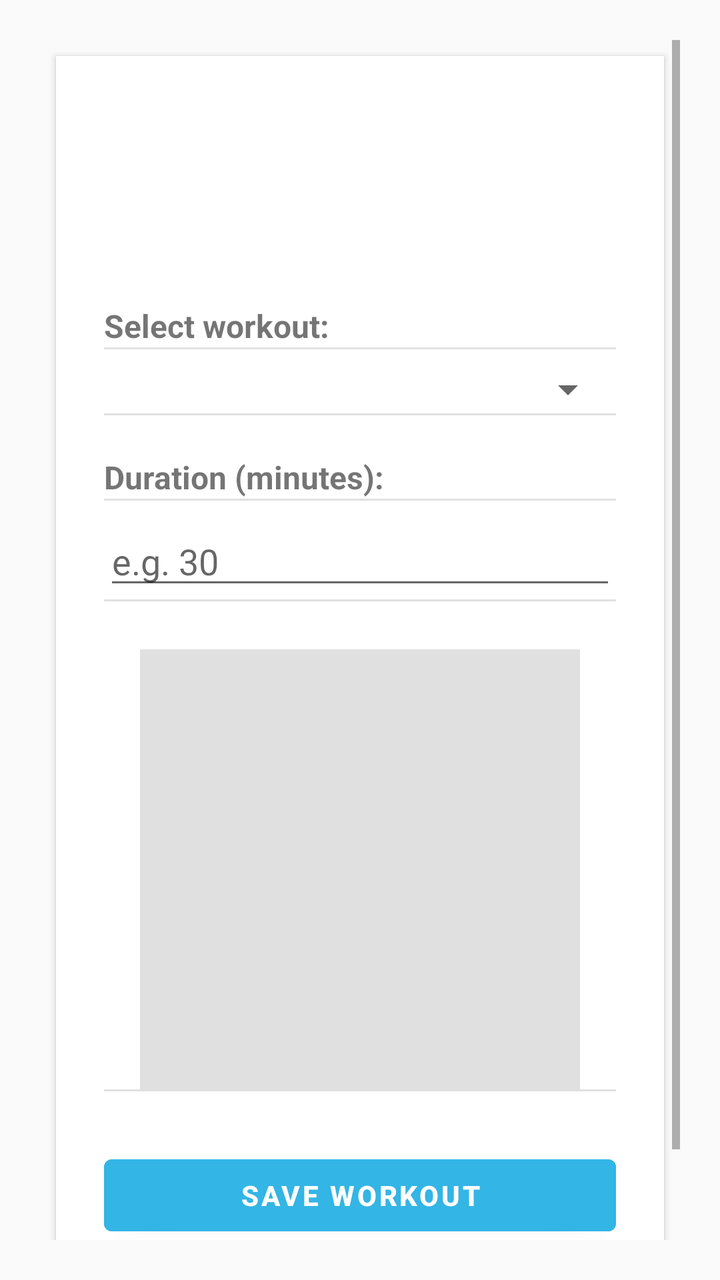
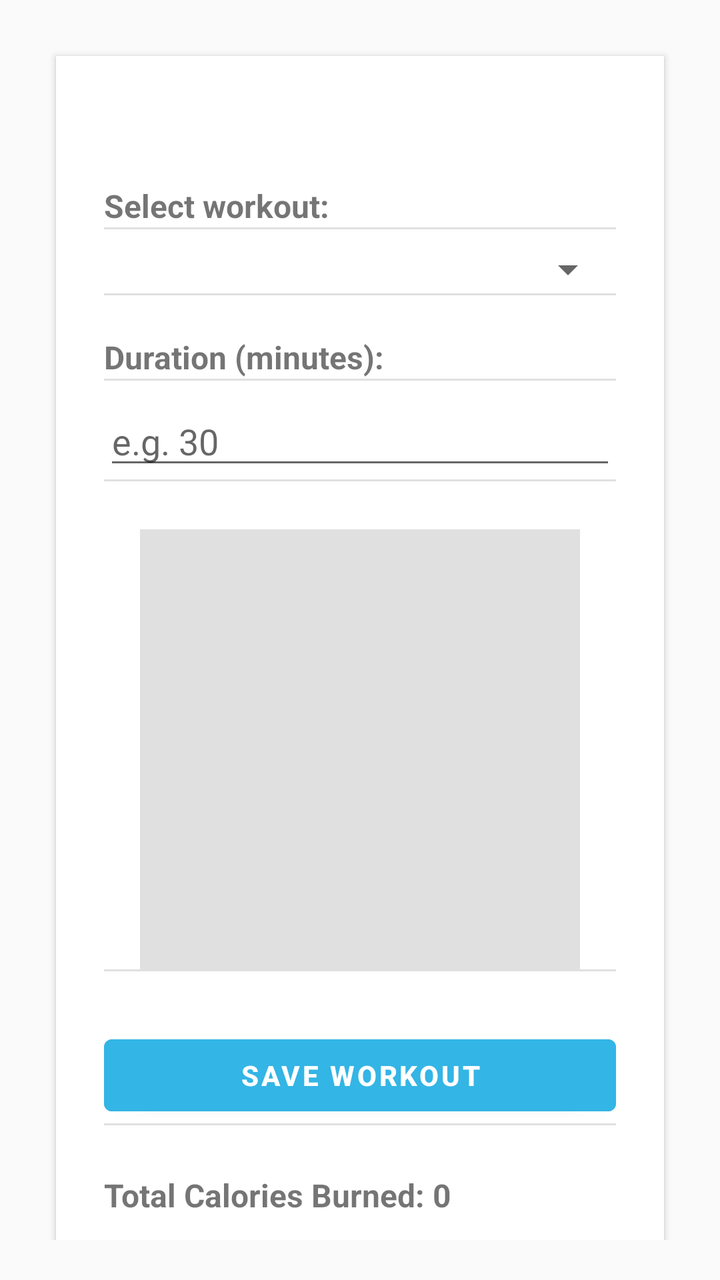

Compare the two renders of this Android layout. The source of the first and the diff that turns it into the second are given below.
<!-- AndroidManifest.xml: application theme Theme.BFit -->
<!-- res/layout/fragment_workout_log.xml -->
<?xml version="1.0" encoding="utf-8"?>
<ScrollView
    xmlns:android="http://schemas.android.com/apk/res/android"
    android:layout_width="match_parent"
    android:layout_height="match_parent"
    android:background="#FAFAFA"
    android:padding="20dp">

    <LinearLayout
        android:orientation="vertical"
        android:layout_width="match_parent"
        android:layout_height="wrap_content"
        android:background="@android:color/white"
        android:padding="24dp"
        android:elevation="2dp"
        android:layout_margin="8dp"
        android:clipToPadding="false"
        android:divider="?android:attr/dividerVertical"
        android:showDividers="middle">

        <TextView
            android:layout_width="wrap_content"
            android:layout_height="wrap_content"
            android:text="Select workout:"
            android:textSize="16sp"
            android:layout_marginTop="100dp"
            android:textStyle="bold"/>

        <Spinner
            android:id="@+id/spinnerWorkouts"
            android:layout_width="match_parent"
            android:layout_height="wrap_content"
            android:layout_marginTop="8dp" />

        <TextView
            android:layout_width="wrap_content"
            android:layout_height="wrap_content"
            android:text="Duration (minutes):"
            android:textSize="16sp"
            android:textStyle="bold"
            android:layout_marginTop="20dp"/>

        <EditText
            android:id="@+id/etMinutes"
            android:layout_width="match_parent"
            android:layout_height="wrap_content"
            android:hint="e.g. 30"
            android:inputType="number"
            android:layout_marginTop="8dp" />

        <ImageView
            android:id="@+id/imgWorkout"
            android:layout_width="220dp"
            android:layout_height="220dp"
            android:layout_gravity="center"
            android:scaleType="centerInside"
            android:layout_marginTop="24dp"
            android:background="#E0E0E0"
            android:contentDescription="Workout image"
            android:padding="8dp"
            android:clipToOutline="true" />

        <Button
            android:id="@+id/btnSaveWorkout"
            android:layout_width="match_parent"
            android:layout_height="wrap_content"
            android:text="Save Workout"
            android:textStyle="bold"
            android:layout_marginTop="28dp"
            android:backgroundTint="@android:color/holo_blue_light"
            android:textColor="@android:color/white" />

        <TextView
            android:id="@+id/tvTotalCalories"
            android:layout_width="match_parent"
            android:layout_height="wrap_content"
            android:text="Total Calories Burned: 0"
            android:textSize="16sp"
            android:textStyle="bold"
            android:layout_marginTop="24dp" />
    </LinearLayout>
</ScrollView>
<!-- resources referenced by this layout -->
<resources>
  <style name="Theme.BFit" parent="Theme.MaterialComponents.DayNight.DarkActionBar">
          
          <item name="colorPrimary">@color/purple_500</item>
          <item name="colorPrimaryVariant">@color/purple_700</item>
          <item name="colorOnPrimary">@color/white</item>
          
          <item name="colorSecondary">@color/teal_200</item>
          <item name="colorSecondaryVariant">@color/teal_700</item>
          <item name="colorOnSecondary">@color/black</item>
          
          <item name="android:statusBarColor">?attr/colorPrimaryVariant</item>
          
      </style>
  <color name="purple_500">#FF6200EE</color>
  <color name="purple_700">#FF3700B3</color>
  <color name="white">#FFFFFFFF</color>
  <color name="teal_200">#FF03DAC5</color>
  <color name="teal_700">#FF018786</color>
  <color name="black">#FF000000</color>
</resources>

<!-- the commit's change to res/layout/fragment_workout_log.xml (unified diff, before → after) -->
@@ -21,10 +21,10 @@
         <TextView
             android:layout_width="wrap_content"
             android:layout_height="wrap_content"
+            android:layout_marginTop="40dp"
             android:text="Select workout:"
             android:textSize="16sp"
-            android:layout_marginTop="100dp"
-            android:textStyle="bold"/>
+            android:textStyle="bold" />
 
         <Spinner
             android:id="@+id/spinnerWorkouts"
